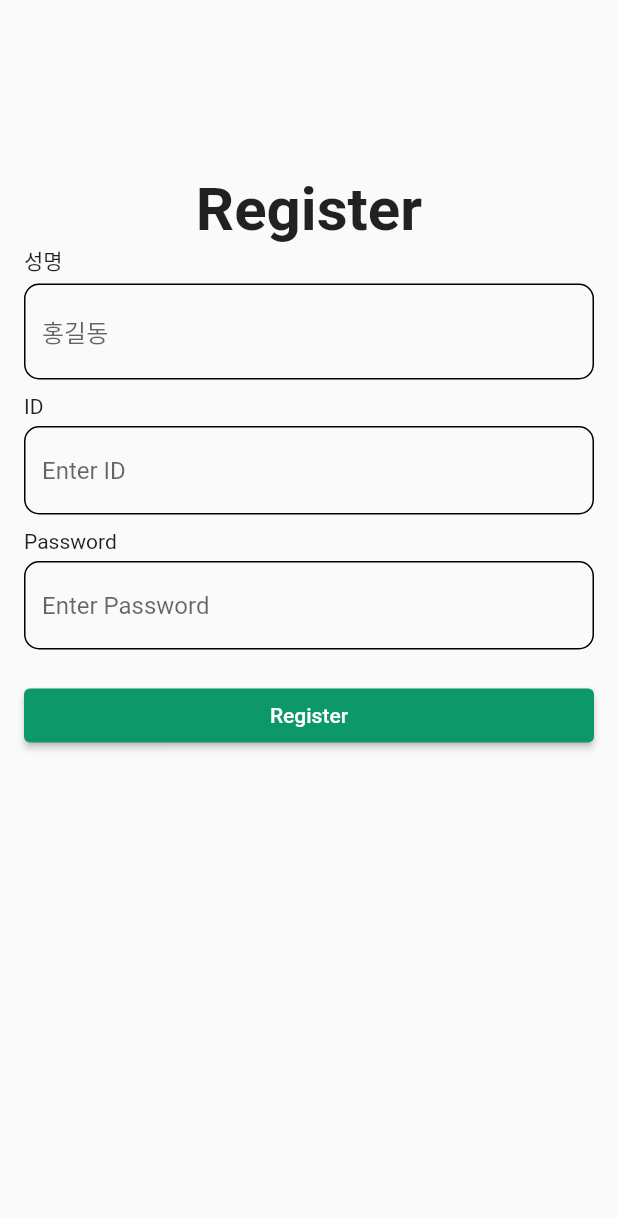
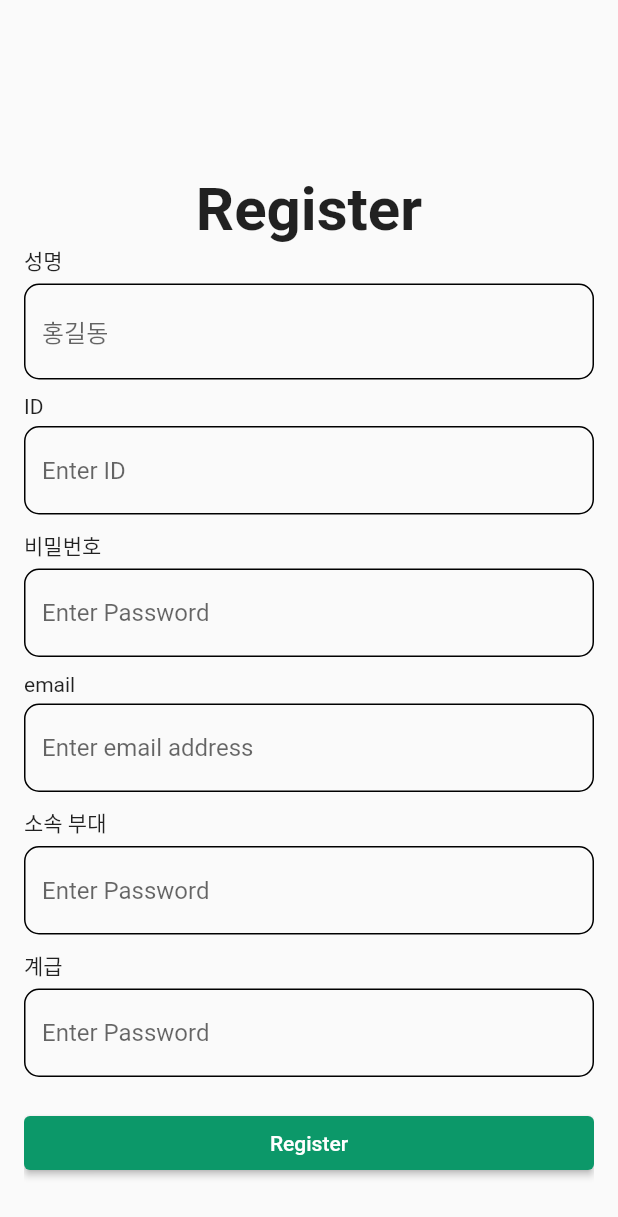
Before and after one commit to osamhack2021/AI_APP_handylib_devlib, a Flutter app: the RegisterPage screen opened by its route, after a tap on "Register", on a phone screen of 412 x 824 dp. Shown: the top 1217 px of the screen. Run offline on Flutter 3.47's test engine with Material 2 defaults, Android fonts, the phone set to English and light mode, and no system bars; network calls fail.

```diff
--- a/app/lib/controller/user_controller.dart
+++ b/app/lib/controller/user_controller.dart
@@ -2,7 +2,7 @@ import 'dart:async';
 import 'dart:convert';
 import 'package:http/http.dart' as http;
 
-Future<User> createUser(String name, String id, String password) async{
+Future<User> createUser(String name, String user_id, String password) async{
     final response = await http.post(
       Uri.parse(''),
       headers: <String, String>{
@@ -10,7 +10,7 @@ Future<User> createUser(String name, String id, String password) async{
       },
       body : jsonEncode(<String, String>{
         'name' : name,
-        'user_id' : id,
+        'user_id' : user_id,
         'password' : password,
       }),
     );
@@ -22,14 +22,14 @@ Future<User> createUser(String name, String id, String password) async{
     }
 }
 
-bool loginUser(String id, String password) {
+bool loginUser(String user_id, String password) {
   final response =  http.post(
       Uri.parse(''),
       headers: <String, String>{
         'Content-Type' : 'application/json; charset=UTF-8',
       },
       body : jsonEncode(<String, String>{
-        'user_id' : id,
+        'user_id' : user_id,
         'password' : password,
       }),
     );
@@ -39,13 +39,19 @@ bool loginUser(String id, String password) {
 
 class User{
   final String? username;
-  final String? id;
+  final String? user_id;
   final String? password;
+  final String? email;
+  final String? rank;
+  final String? unit;
 
-  User(this.username, this.id, this.password);
+  User(this.username, this.user_id, this.password, this.email, this.rank, this.unit);
 
   User.fromJson(Map<String, dynamic> json)
-  : id = json["id"],
+  : user_id = json["user_id"],
     username = json["username"],
-    password = json["password"];
+    password = json["password"],
+    email = json["email"],
+    rank = json["rank"],
+    unit = json["unit"];
 }
--- a/app/lib/pages/register_page.dart
+++ b/app/lib/pages/register_page.dart
@@ -18,6 +18,9 @@ class _RegisterPageState extends State<RegisterPage> {
   final TextEditingController _usernameController = TextEditingController();
   final TextEditingController _passwordController = TextEditingController();
   final TextEditingController _idController = TextEditingController();
+  final TextEditingController _emailController = TextEditingController();
+  final TextEditingController _unitController = TextEditingController();
+  final TextEditingController _rankController = TextEditingController();
 
   var myId='testID';
   @override
@@ -50,9 +53,27 @@ class _RegisterPageState extends State<RegisterPage> {
               ),
               SizedBox(height: medium_gap),
               CustomTextFormField(
-                  title: "Password",
+                  title: "비밀번호",
                   hintText: "Enter Password",
                   controller: _passwordController,
+              ),
+              SizedBox(height:medium_gap),
+              CustomTextFormField(
+                  title: "email",
+                  hintText: "Enter email address",
+                  controller: _emailController,
+              ),
+              SizedBox(height:medium_gap),
+              CustomTextFormField(
+                  title: "소속 부대",
+                  hintText: "Enter Password",
+                  controller: _unitController,
+              ),
+              SizedBox(height:medium_gap),
+              CustomTextFormField(
+                  title: "계급",
+                  hintText: "Enter Password",
+                  controller: _rankController,
               ),
               SizedBox(height:large_gap),
               ElevatedButton(
@@ -69,6 +90,7 @@ class _RegisterPageState extends State<RegisterPage> {
                   backgroundColor : MaterialStateProperty.all<Color>(Color(COLOR_PRIMARY)),
                 )
               ),
+              SizedBox(height:xlarge_gap),
 
             ])));
   }
```
Also changed, not shown: app/lib/components/custom_text_form_field.dart (+8 -0 lines).
